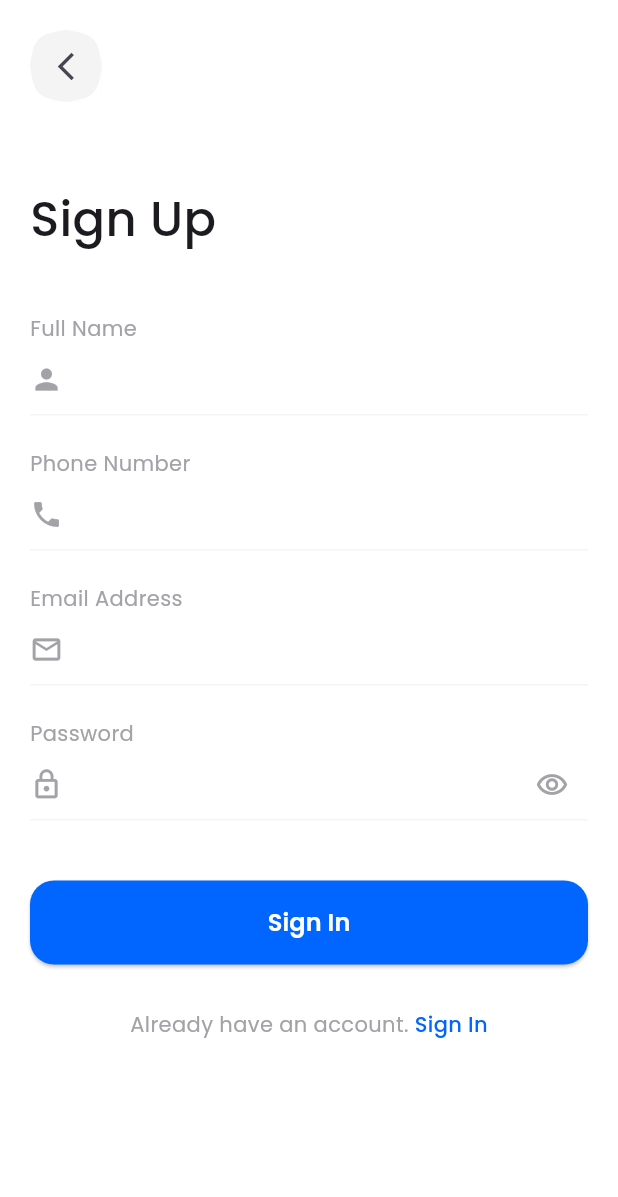
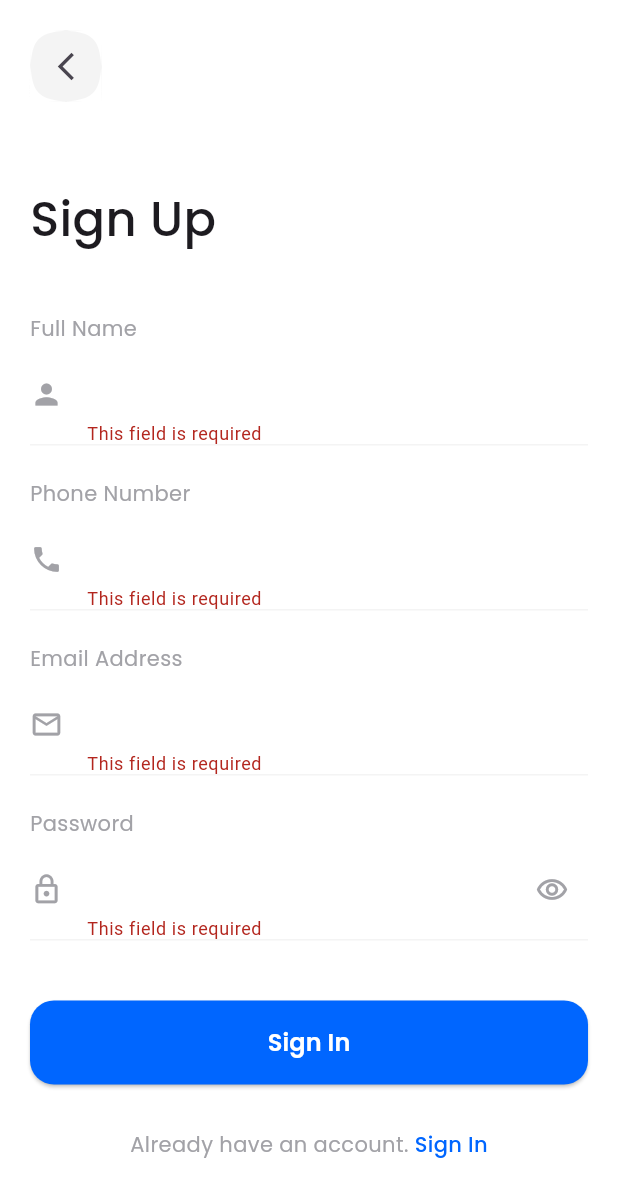
Before and after one commit to ACICT-DEPI/SHR1_SWD4_S1e-Banking-Mobile-App, a Flutter app: the SignupView screen opened directly, after a tap on "Sign In", on a phone screen of 412 x 824 dp. Shown: the top 1197 px of the screen. Run offline on Flutter 3.47's test engine with Material 3 defaults, Android fonts, the phone set to English and light mode, and no system bars.

```diff
--- a/lib/core/widgets/custom_app_text_field.dart
+++ b/lib/core/widgets/custom_app_text_form_field.dart
@@ -3,8 +3,8 @@ import 'package:flutter/material.dart';
 import '../styles/colors.dart';
 import '../styles/texts_style.dart';
 
-class CustomAppTextField extends StatelessWidget {
-  const CustomAppTextField({
+class CustomAppTextFormField extends StatelessWidget {
+  const CustomAppTextFormField({
     super.key,
     required this.title,
     required this.keyboardType,
@@ -39,7 +39,23 @@ class CustomAppTextField extends StatelessWidget {
             ),
             const SizedBox(width: 16.0),
             Expanded(
-              child: TextField(
+              child: TextFormField(
+                validator: (value) {
+                  if (value!.isEmpty) {
+                    return "This field is required";
+                  }
+                  if (obscureText ?? false) {
+                    if (value.length < 8) {
+                      return "The password must be 8 at least";
+                    }
+                    if (!RegExp(r'[A-Za-z]').hasMatch(value)) {
+                      return "The password must contain at least one letter";
+                    }
+                    if (!RegExp(r'[!@#$%^&*(),.?":{}|<>]').hasMatch(value)) {
+                      return "The password must contain at least one special character";
+                    }
+                  }
+                },
                 obscureText: obscureText ?? false,
                 decoration: const InputDecoration(
                   border: InputBorder.none,
--- a/lib/features/authentication/presentation/views/widgets/signup_view_body.dart
+++ b/lib/features/authentication/presentation/views/widgets/signup_view_body.dart
@@ -3,9 +3,8 @@ import 'package:flutter/material.dart';
 import '../../../../../core/styles/texts_style.dart';
 import '../../../../../core/widgets/custom_app_button.dart';
 import '../../../../../core/widgets/custom_app_icon_button.dart';
-import '../../../../../core/widgets/custom_app_text_field.dart';
+import '../../../../../core/widgets/custom_app_text_form_field.dart';
 import 'already_have_account_row.dart';
-import 'new_user_row.dart';
 
 class SignupViewBody extends StatefulWidget {
   const SignupViewBody({super.key});
@@ -16,6 +15,8 @@ class SignupViewBody extends StatefulWidget {
 
 class _SignupViewBodyState extends State<SignupViewBody> {
   bool isObscureText = true;
+  final GlobalKey<FormState> formKey = GlobalKey();
+  AutovalidateMode autoValidateMode = AutovalidateMode.disabled;
 
   @override
   Widget build(BuildContext context) {
@@ -23,6 +24,9 @@ class _SignupViewBodyState extends State<SignupViewBody> {
       physics: const BouncingScrollPhysics(),
       child: Padding(
         padding: const EdgeInsets.symmetric(horizontal: 20.0),
+        child: Form(
+          key: formKey,
+          autovalidateMode: autoValidateMode,
           child: Column(
             crossAxisAlignment: CrossAxisAlignment.start,
             children: [
@@ -36,25 +40,25 @@ class _SignupViewBodyState extends State<SignupViewBody> {
               const SizedBox(height: 55),
               const Text("Sign Up", style: TextsStyle.textStyleMedium32),
               const SizedBox(height: 40),
-            const CustomAppTextField(
+              const CustomAppTextFormField(
                 title: "Full Name",
                 prefixIcon: Icons.person,
                 keyboardType: TextInputType.name,
               ),
               const SizedBox(height: 22),
-            const CustomAppTextField(
+              const CustomAppTextFormField(
                 title: "Phone Number",
                 prefixIcon: Icons.phone,
                 keyboardType: TextInputType.phone,
               ),
               const SizedBox(height: 22),
-            const CustomAppTextField(
+              const CustomAppTextFormField(
                 title: "Email Address",
                 prefixIcon: Icons.email_outlined,
                 keyboardType: TextInputType.emailAddress,
               ),
               const SizedBox(height: 22),
-            CustomAppTextField(
+              CustomAppTextFormField(
                 title: "Password",
                 prefixIcon: Icons.lock_outline,
                 obscureText: isObscureText,
@@ -69,7 +73,11 @@ class _SignupViewBodyState extends State<SignupViewBody> {
               const SizedBox(height: 40),
               CustomAppButton(
                 title: "Sign In",
-              onPressed: () {},
+                onPressed: () {
+                  setState(() {
+                    autoValidateMode = AutovalidateMode.always;
+                  });
+                },
               ),
               const SizedBox(
                 height: 30,
@@ -78,6 +86,7 @@ class _SignupViewBodyState extends State<SignupViewBody> {
             ],
           ),
         ),
+      ),
     );
   }
 }
```
Also changed, not shown: lib/features/authentication/presentation/views/widgets/login_view_body.dart (+14 -4 lines). Lines whose indentation alone changed are shown as unchanged.
